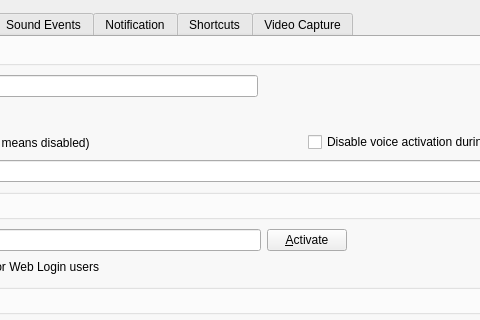
The window that Client/qtTeamTalk/preferences.ui (BearWare/TeamTalk5) describes before a commit, drawn with Qt 5; both pictures show x 335 to 815 and y 0 to 320 of the 1125 by 706 pixel window.
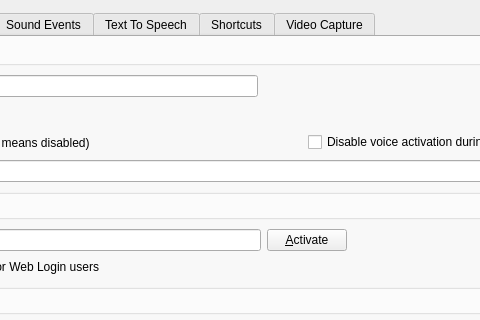
The same window after the commit. Icons and pictures are not drawn. Custom widgets are drawn as their Qt base class.

Commit message: Restore "Text To Speech" as tab name

The edit to the form file:
```diff
--- a/Client/qtTeamTalk/preferences.ui
+++ b/Client/qtTeamTalk/preferences.ui
@@ -1576,7 +1576,7 @@
      </widget>
      <widget class="QWidget" name="ttsTab">
       <attribute name="title">
-       <string>Notification</string>
+       <string>Text To Speech</string>
       </attribute>
       <layout class="QHBoxLayout" name="horizontalLayout_22">
        <item>
```
